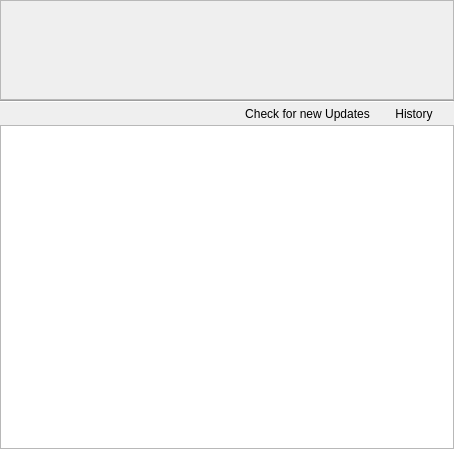
Old version of the form Updater/UpdateKCM.ui in the repository KDE/apper.
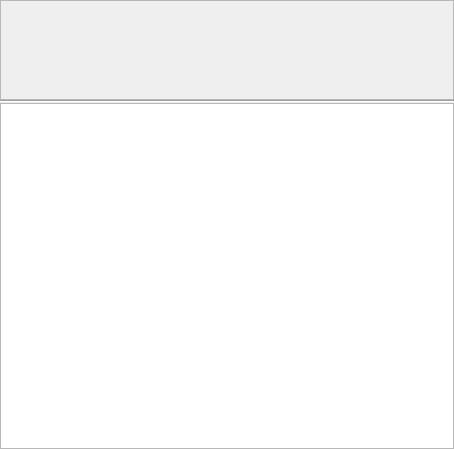
New version of the form. Custom widgets are drawn as their Qt base class.

Commit message: Moved Transaction History to AddRm ui

```diff
--- a/Updater/UpdateKCM.ui
+++ b/Updater/UpdateKCM.ui
@@ -20,7 +20,7 @@
    <property name="margin">
     <number>0</number>
    </property>
-   <item row="3" column="0">
+   <item row="2" column="0">
     <widget class="KpkSearchableTreeView" name="packageView">
      <property name="mouseTracking">
       <bool>true</bool>
@@ -91,44 +91,7 @@
      </property>
     </widget>
    </item>
-   <item row="2" column="0">
-    <layout class="QHBoxLayout" name="horizontalLayout_2">
-     <item>
-      <spacer name="horizontalSpacer">
-       <property name="orientation">
-        <enum>Qt::Horizontal</enum>
-       </property>
-       <property name="sizeHint" stdset="0">
-        <size>
-         <width>40</width>
-         <height>20</height>
-        </size>
-       </property>
-      </spacer>
-     </item>
-     <item>
-      <widget class="KPushButton" name="refreshPB">
-       <property name="text">
-        <string>Check for new Updates</string>
-       </property>
-       <property name="flat">
-        <bool>true</bool>
-       </property>
-      </widget>
-     </item>
-     <item>
-      <widget class="KPushButton" name="historyPB">
-       <property name="text">
-        <string>History</string>
-       </property>
-       <property name="flat">
-        <bool>true</bool>
-       </property>
-      </widget>
-     </item>
-    </layout>
-   </item>
-   <item row="4" column="0">
+   <item row="3" column="0">
     <widget class="KpkUpdateDetails" name="updateDetails" native="true">
      <property name="maximumSize">
       <size>
@@ -141,11 +104,6 @@
   </layout>
  </widget>
  <customwidgets>
-  <customwidget>
-   <class>KPushButton</class>
-   <extends>QPushButton</extends>
-   <header>kpushbutton.h</header>
-  </customwidget>
   <customwidget>
    <class>KpkSearchableTreeView</class>
    <extends>QTreeView</extends>
```
The commit also changes 18 other files.
